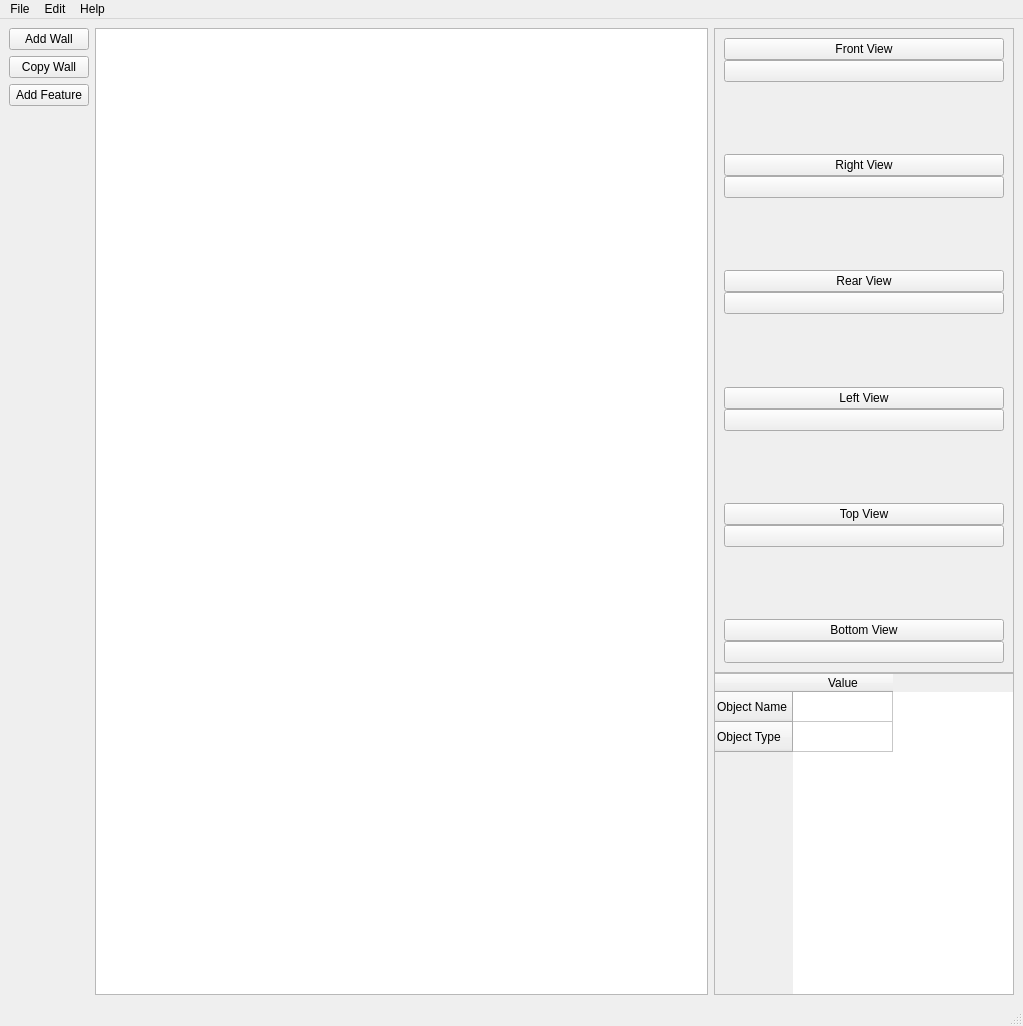
Old version of the form mainwindow.ui in the repository penguintutor/lc-building.
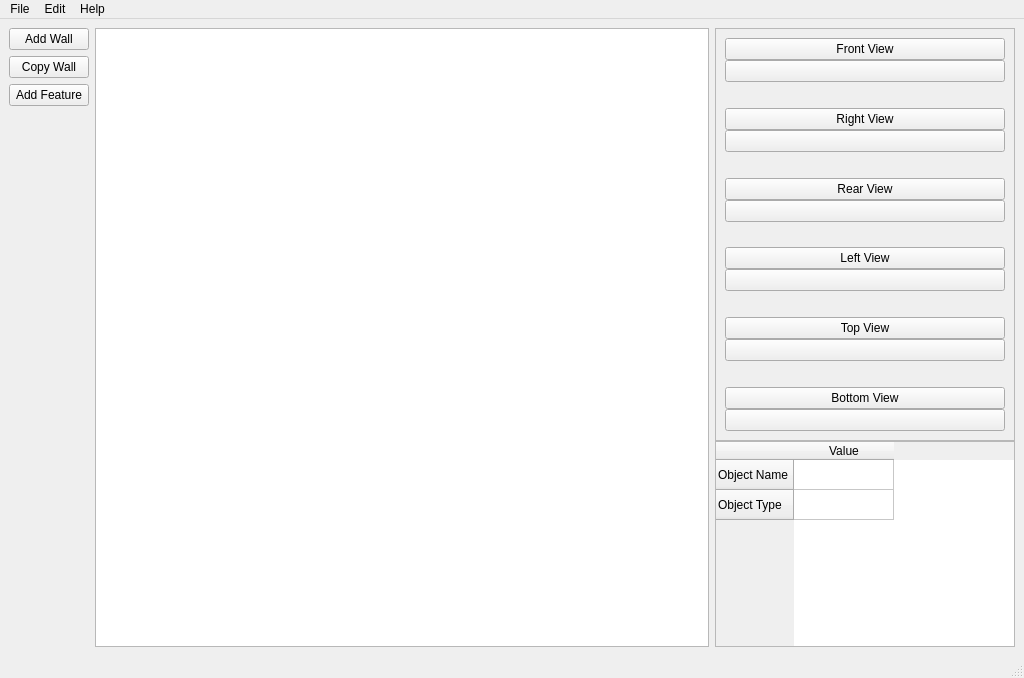
New version of the form. Icons and pictures are not drawn.

Diff of the .ui file:
```diff
--- a/mainwindow.ui
+++ b/mainwindow.ui
@@ -6,8 +6,8 @@
    <rect>
     <x>0</x>
     <y>0</y>
-    <width>1023</width>
-    <height>1026</height>
+    <width>1024</width>
+    <height>678</height>
    </rect>
   </property>
   <property name="windowTitle">
@@ -105,7 +105,7 @@
             <rect>
              <x>0</x>
              <y>-851</y>
-             <width>278</width>
+             <width>279</width>
              <height>1489</height>
             </rect>
            </property>
@@ -341,7 +341,7 @@
     <rect>
      <x>0</x>
      <y>0</y>
-     <width>1023</width>
+     <width>1024</width>
      <height>22</height>
     </rect>
    </property>
```
